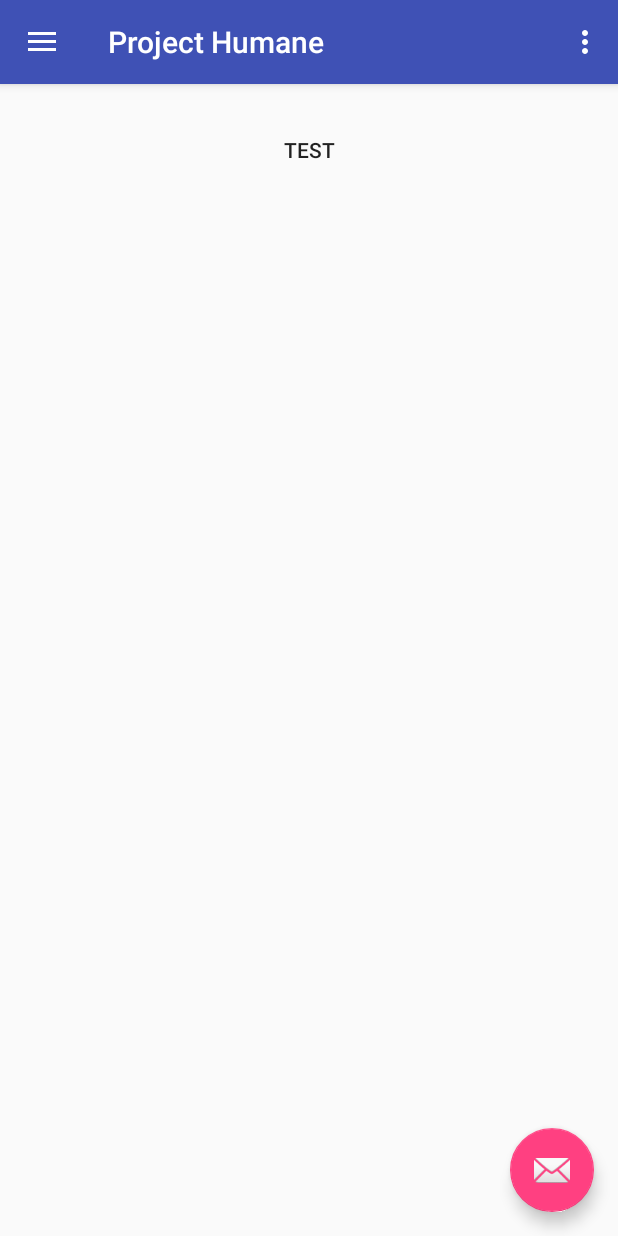
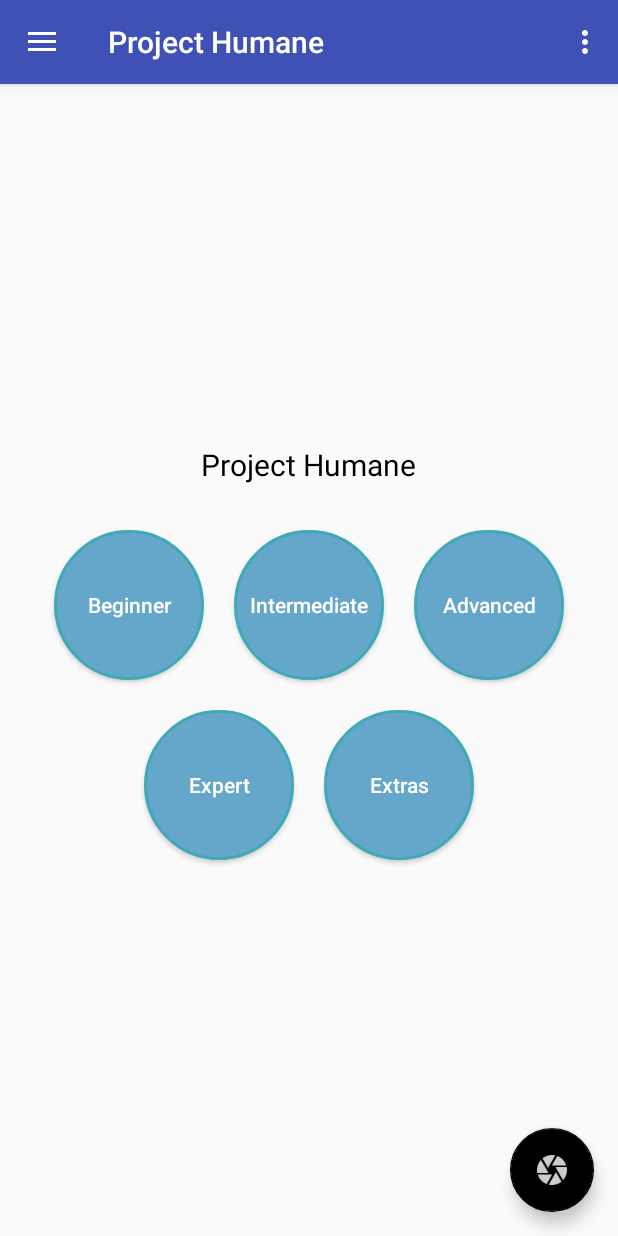
Before and after one commit to anthonyessaye/ProjectHumane, an Android app: the screen it shows after launch (MainActivity), on a phone screen of 412 x 824 dp. Run offline under Robolectric (Android 15) with nearby library versions, the phone set to English and light mode, and no system bars.

Commit message:
Design for main view. Added some icons to use later

```diff
--- /dev/null
+++ b/app/src/main/res/drawable/roundedbutton.xml
@@ -0,0 +1,32 @@
+<?xml version="1.0" encoding="utf-8"?>
+<selector xmlns:android="http://schemas.android.com/apk/res/android">
+    <item android:state_pressed="false">
+        <shape android:shape="rectangle">
+            <corners android:radius="1000dp" />
+            <solid android:color="@color/colorLightShade" />
+            <stroke
+                android:width="2dp"
+                android:color="@color/colorLightStroke" />
+            <padding
+                android:bottom="4dp"
+                android:left="4dp"
+                android:right="4dp"
+                android:top="4dp" />
+
+        </shape>
+    </item>
+    <item android:state_pressed="true">
+        <shape android:shape="rectangle">
+            <corners android:radius="1000dp" />
+            <solid android:color="@color/colorPrimaryDark" />
+            <stroke
+                android:width="2dip"
+                android:color="@color/colorPrimary" />
+            <padding
+                android:bottom="4dp"
+                android:left="4dp"
+                android:right="4dp"
+                android:top="4dp" />
+        </shape>
+    </item>
+</selector>
--- a/app/src/main/res/layout/app_bar_main.xml
+++ b/app/src/main/res/layout/app_bar_main.xml
@@ -28,6 +28,6 @@
         android:layout_height="wrap_content"
         android:layout_gravity="bottom|end"
         android:layout_margin="@dimen/fab_margin"
-        app:srcCompat="@android:drawable/ic_dialog_email" />
+        app:srcCompat="@drawable/ic_camera" />
 
 </android.support.design.widget.CoordinatorLayout>
--- a/app/src/main/res/layout/content_main.xml
+++ b/app/src/main/res/layout/content_main.xml
@@ -9,25 +9,88 @@
     tools:showIn="@layout/app_bar_main">
 
 
+
     <LinearLayout
         android:layout_width="match_parent"
         android:layout_height="match_parent"
-        android:orientation="vertical">
+        android:orientation="vertical"
+        android:layout_gravity="center"
+        android:weightSum="1">
+
+
+            <TextView
+                android:layout_width="wrap_content"
+                android:layout_height="wrap_content"
+                android:text="@string/app_name"
+                android:layout_gravity="center"
+                android:textSize="20dp"
+                android:paddingBottom="20dp"
+                android:textColor="@color/colorAccent"/>
+
+        <LinearLayout
+            android:layout_width="match_parent"
+            android:layout_height="match_parent"
+            android:gravity="center"
+            android:orientation="horizontal">
+
+            <Button
+                android:id="@+id/btnBeginner"
+                android:layout_width="100dp"
+                android:layout_height="100dp"
+                android:layout_margin="10dp"
+                android:background="@drawable/roundedbutton"
+                android:text="@string/btnBeginnerText"
+                android:textAllCaps="false"
+                android:textColor="@color/colorTextWhite"/>
+
+            <Button
+                android:id="@+id/btnIntermediate"
+                android:layout_width="100dp"
+                android:layout_height="100dp"
+                android:layout_margin="10dp"
+                android:background="@drawable/roundedbutton"
+                android:text="@string/btnIntermediateText"
+                android:textAllCaps="false"
+                android:textColor="@color/colorTextWhite"/>
+
+            <Button
+                android:id="@+id/btnAdvanced"
+                android:layout_width="100dp"
+                android:layout_height="100dp"
+                android:layout_margin="10dp"
+                android:background="@drawable/roundedbutton"
+                android:text="@string/btnAdvancedText"
+                android:textAllCaps="false"
+                android:textColor="@color/colorTextWhite"/>
+
+
+        </LinearLayout>
 
         <LinearLayout
             android:layout_width="match_parent"
             android:layout_height="wrap_content"
-            android:orientation="horizontal"
-            android:layout_marginTop="20dp">
-
+            android:gravity="center"
+            android:orientation="horizontal">
 
             <Button
-                android:layout_width="wrap_content"
-                android:layout_height="wrap_content"
-                android:text="Test"
-                android:layout_gravity="center"
-                android:background="@android:color/transparent"
-                android:layout_weight="1"/>
+                android:id="@+id/btnExpert"
+                android:layout_width="100dp"
+                android:layout_height="100dp"
+                android:layout_margin="10dp"
+                android:background="@drawable/roundedbutton"
+                android:text="@string/btnExpertText"
+                android:textAllCaps="false"
+                android:textColor="@color/colorTextWhite"/>
+
+            <Button
+                android:id="@+id/btnExtra"
+                android:layout_width="100dp"
+                android:layout_height="100dp"
+                android:layout_margin="10dp"
+                android:background="@drawable/roundedbutton"
+                android:text="@string/btnExtraText"
+                android:textAllCaps="false"
+                android:textColor="@color/colorTextWhite"/>
 
 
         </LinearLayout>
--- a/app/src/main/res/values/colors.xml
+++ b/app/src/main/res/values/colors.xml
@@ -2,5 +2,10 @@
 <resources>
     <color name="colorPrimary">#3F51B5</color>
     <color name="colorPrimaryDark">#303F9F</color>
-    <color name="colorAccent">#FF4081</color>
+
+    <color name="colorLightShade">#65a7ca</color>
+    <color name="colorLightStroke">#3faab5</color>
+    <color name="colorAccent">#000000</color>
+
+    <color name="colorTextWhite">#FFFFFF</color>
 </resources>
--- a/app/src/main/res/values/strings.xml
+++ b/app/src/main/res/values/strings.xml
@@ -5,4 +5,10 @@
     <string name="navigation_drawer_close">Close navigation drawer</string>
 
     <string name="action_settings">Settings</string>
+    <string name="btnBeginnerText">Beginner</string>
+    <string name="btnIntermediateText">Intermediate</string>
+    <string name="btnAdvancedText">Advanced</string>
+    <string name="btnExpertText">Expert</string>
+    <string name="btnExtraText">Extras</string>
+
 </resources>
```
Also changed, not shown: app/src/main/res/drawable-hdpi/ic_camera.png (added), app/src/main/res/drawable-mdpi/ic_camera.png (added), app/src/main/res/drawable-xhdpi/ic_camera.png (added), app/src/main/res/drawable-xxhdpi/ic_camera.png (added).
